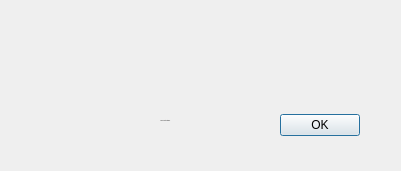
The window that DesktopApp/twolinesdialog.ui (michaelfong2017/landmark-annotator-desktop) describes before a commit, drawn with Qt 5.
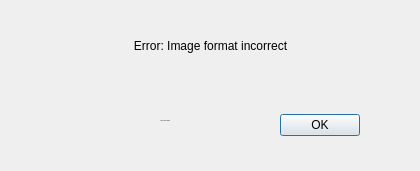
The same window after the commit.

Commit message: Fixed bug on Analyizing previously captured incorrect format images

Patch:
```diff
--- a/DesktopApp/twolinesdialog.ui
+++ b/DesktopApp/twolinesdialog.ui
@@ -6,7 +6,7 @@
    <rect>
     <x>0</x>
     <y>0</y>
-    <width>401</width>
+    <width>420</width>
     <height>171</height>
    </rect>
   </property>
@@ -62,7 +62,7 @@
     <rect>
      <x>10</x>
      <y>10</y>
-     <width>381</width>
+     <width>401</width>
      <height>71</height>
     </rect>
    </property>
@@ -73,7 +73,7 @@
     <string notr="true">font: 18px &quot;MS Shell Dlg 2&quot;;</string>
    </property>
    <property name="text">
-    <string>&lt;line1&gt;</string>
+    <string>Error: Image format incorrect</string>
    </property>
    <property name="alignment">
     <set>Qt::AlignCenter</set>
```
Left out of the diff: 2 changed lines with no effect on the pictures. The commit also changes 3 other files.
